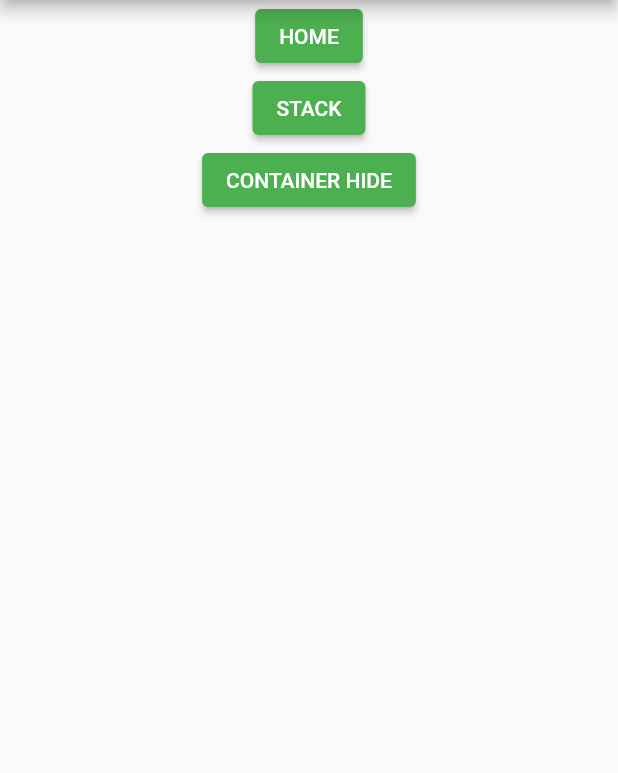
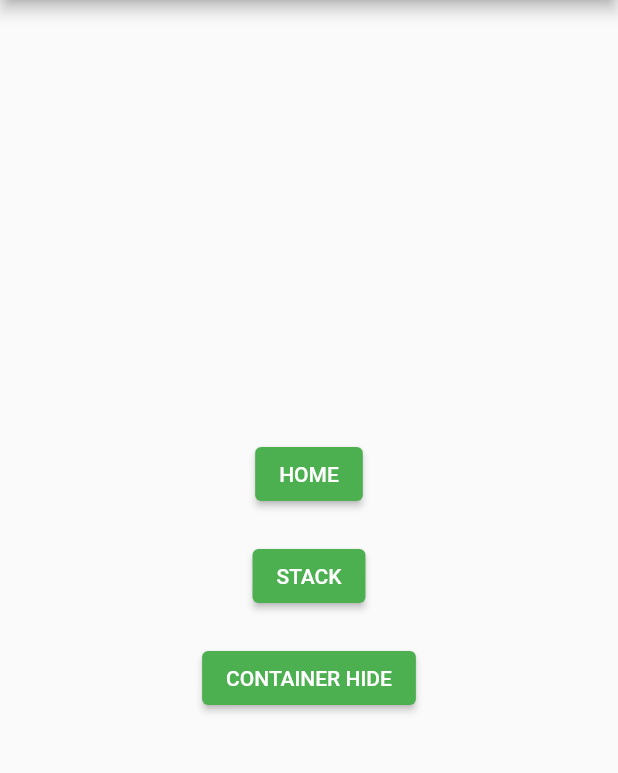
Before and after one commit to FelypeInvictus/FlutterPlaground, a Flutter app: the screen it shows after launch, on a phone screen of 412 x 824 dp, the part 84-857 px from its top. Run offline on Flutter 3.47's test engine with Material 2 defaults, Android fonts, the phone set to English and light mode, and no system bars.

Commit message:
Refatoração geral

```diff
--- a/lib/main.dart
+++ b/lib/main.dart
@@ -1,5 +1,4 @@
-import 'package:app/home_app.dart';
-import 'package:app/learning_stack.dart';
+import 'package:app/screens/home_tab.dart';
 import 'package:app/screens/home.dart';
 import 'package:flutter/material.dart';
 
--- a/lib/screens/components/buttons.dart
+++ b/lib/screens/components/buttons.dart
@@ -1,6 +1,7 @@
-import 'dart:html';
+import 'package:app/screens/home_tab.dart';
+import 'package:app/screens/learning_stack.dart';
+import 'package:app/screens/container_hide.dart';
 
-import 'package:app/screens/home.dart';
 import 'package:flutter/material.dart';
 
 class buttons extends StatelessWidget {
@@ -9,35 +10,37 @@ class buttons extends StatelessWidget {
   @override
   Widget build(BuildContext context) {
     return Center(
-      child: Column(children: [
+      child: Column(mainAxisAlignment: MainAxisAlignment.center, children: [
         ElevatedButton(
           onPressed: () {
             Navigator.push(
               context,
               MaterialPageRoute(builder: (context) {
-                return const home();
+                return const HomeTab();
               }),
             );
           },
           child: Text('home'.toUpperCase()),
         ),
+        space(),
         ElevatedButton(
           onPressed: () {
             Navigator.push(
               context,
               MaterialPageRoute(builder: (context) {
-                return Stack();
+                return const LearningStack();
               }),
             );
           },
           child: Text('stack'.toUpperCase()),
         ),
+        space(),
         ElevatedButton(
           onPressed: (() {
             Navigator.push(
               context,
               MaterialPageRoute(builder: (context) {
-                return Stack();
+                return containerHide();
               }),
             );
           }),
@@ -47,3 +50,7 @@ class buttons extends StatelessWidget {
     );
   }
 }
+
+SizedBox space() {
+  return const SizedBox(height: 20);
+}
```
Also changed, not shown: lib/screens/home_tab.dart (renamed from lib/home_app.dart), lib/screens/learning_stack.dart (renamed from lib/learning_stack.dart).
